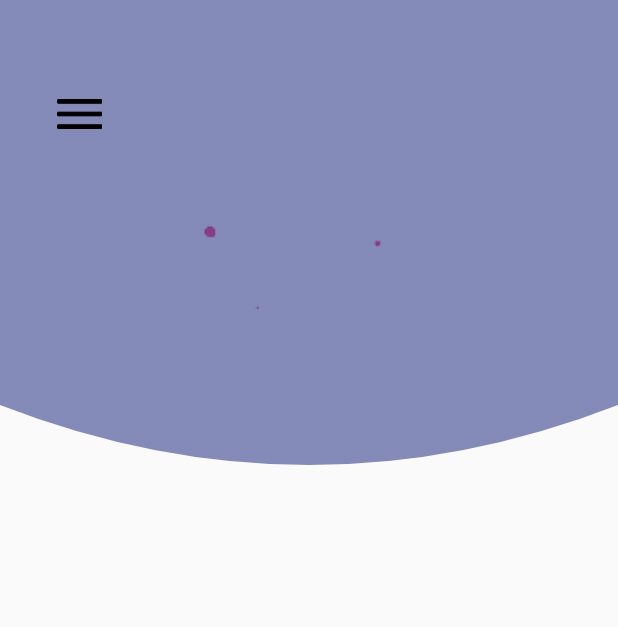
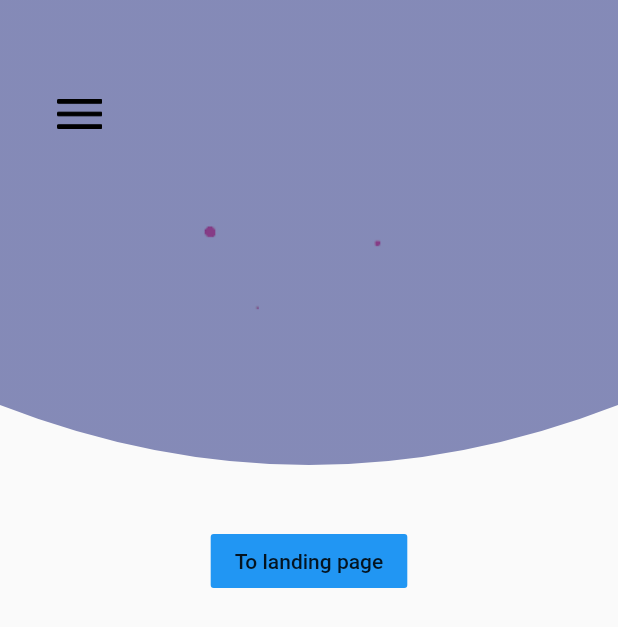
Before and after one commit to JusticeBringer/OD-Journal, a Flutter app: the screen it shows after launch, on a phone screen of 412 x 824 dp. Shown: the top 627 px of the screen. Run offline on Flutter 3.47's test engine with Material 2 defaults, Android fonts, the phone set to English and light mode, and no system bars; our stand-ins replace flutter_spinkit.

```diff
--- a/lib/home.dart
+++ b/lib/home.dart
@@ -14,7 +14,7 @@ class MyApp extends StatelessWidget {
           scaffoldBackgroundColor: kBackgroundColor,
           fontFamily: "Poppins",
           textTheme: TextTheme(
-            body1: TextStyle(color: kBodyTextColor),
+            bodyText1: TextStyle(color: kBodyTextColor),
           )),
       home: Home(),
     );
@@ -47,12 +47,7 @@ class Home extends StatelessWidget {
                 // ...
                 // Then close the drawer
                 // child:
-                // FlatButton(
-                //     color: Colors.blue,
-                //     onPressed: () {
-                //       Navigator.pushNamed(context, '/land');
-                //     },
-                //     child: Text("Sync with Google"));
+
                 // Navigator.pop(context);
               },
             ),
@@ -95,6 +90,12 @@ class Home extends StatelessWidget {
                   ),
                 )),
           ),
+          FlatButton(
+              color: Colors.blue,
+              onPressed: () {
+                Navigator.pushNamed(context, '/land');
+              },
+              child: Text("To landing page")),
         ],
       ),
     );
```
Also changed, not shown: lib/loading.dart (line endings or trailing spaces), pubspec.lock.
